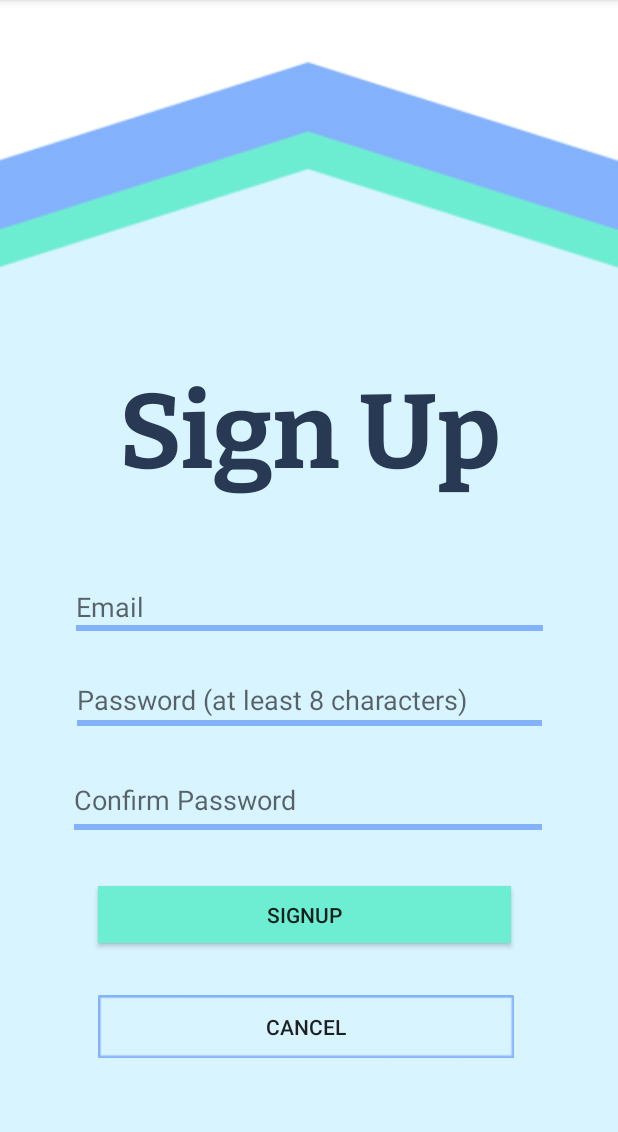
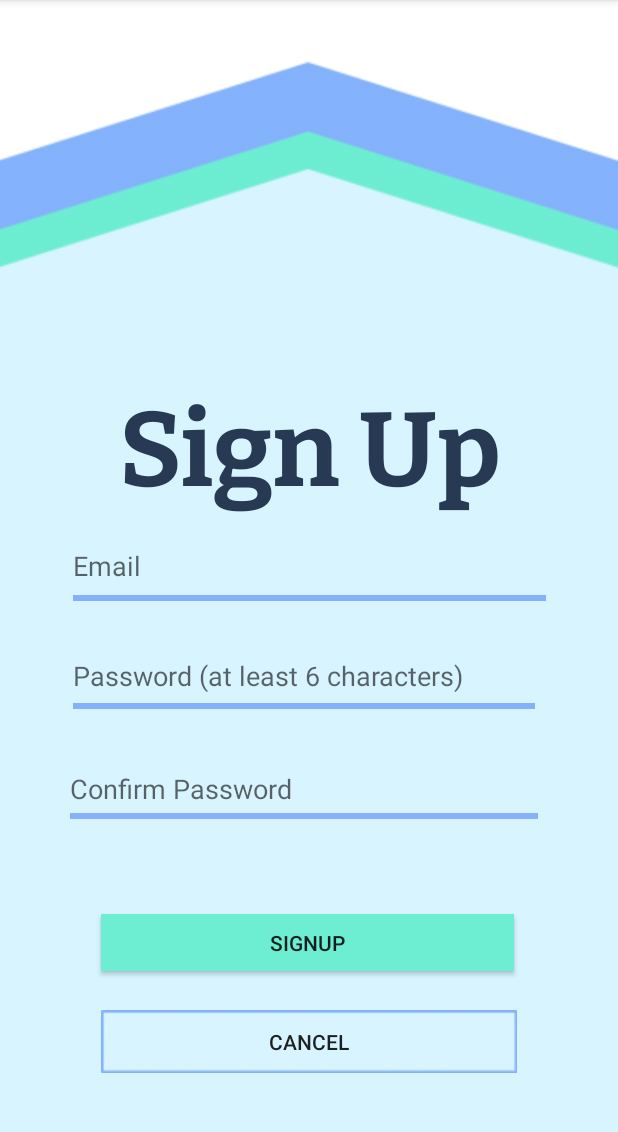
Before and after one commit to scarletdiv0922/Technovation2021, an Android app: the screen it shows after launch (SignUp), after a tap on "SIGNUP", on a phone screen of 412 x 824 dp, the part 84-1216 px from its top. Run offline under Robolectric (Android 15) with nearby library versions, the phone set to English and light mode, and no system bars; our stand-ins replace Firebase (no records; nobody signed in at launch, a user with empty details on screens opened directly); 1 other tap on this screen came first.

Commit message:
send email for forgot password. other checks

```diff
--- a/app/src/main/java/com/example/technovation2021/CustomCalendar.java
+++ b/app/src/main/java/com/example/technovation2021/CustomCalendar.java
@@ -151,6 +151,7 @@ public class CustomCalendar extends LinearLayout implements EventsFetchedListene
                 //currentDate.add(Calendar.MONTH, 1);
                 //updateCalendar(LocalDate.now());
                 curDate = curDate.plusMonths(1);
+                Log.d(LOG_TAG, "show me events for next mo:" + curDate.toString());
                 updateCalendar(curDate);
             }
         });
@@ -164,6 +165,7 @@ public class CustomCalendar extends LinearLayout implements EventsFetchedListene
                 //currentDate.add(Calendar.MONTH, -1);
                 //updateCalendar(LocalDate.now());
                 curDate = curDate.plusMonths(-1);
+                Log.d(LOG_TAG, "show me events for prev mo:" + curDate.toString());
                 updateCalendar(curDate);
             }
         });
--- a/app/src/main/java/com/example/technovation2021/MainActivity.java
+++ b/app/src/main/java/com/example/technovation2021/MainActivity.java
@@ -48,6 +48,8 @@ public class MainActivity extends AppCompatActivity {
     Button loginButton;
     Button signUpButton;
     ProgressBar pbar;
+    EditText passwordHint;
+    Button forgotPassword;
     //ArrayList<itemModel> arrayList;
     // References (firebase signin): https://www.youtube.com/watch?v=TwHmrZxiPA8
 
@@ -60,6 +62,12 @@ public class MainActivity extends AppCompatActivity {
 
     // TODO: make validating email and password a method by itself
     // TODO: Make custom Toast() message using BuildConfig.DEBUG
+
+
+    @Override
+    protected void onResume() {
+        super.onResume();
+    }
 
     @Override
     protected void onCreate(Bundle savedInstanceState) {
@@ -75,9 +83,10 @@ public class MainActivity extends AppCompatActivity {
         loginButton = findViewById(R.id.login_button);
         signUpButton = findViewById(R.id.sign_up_button);
         pbar = findViewById(R.id.progressBar);
+        forgotPassword = findViewById(R.id.idBtnForgotPassword);
 
         pbar.setVisibility(View.GONE);
-        if ( BuildConfig.DEBUG ) {
+        if (BuildConfig.DEBUG) {
             EditText tv = findViewById(R.id.userEmail);
             EditText pswd = findViewById(R.id.userPassword);
 
@@ -93,26 +102,26 @@ public class MainActivity extends AppCompatActivity {
                 EditText pswd = findViewById(R.id.userPassword);
 
                 // Do sanity checks to make sure data is good!
-                if (TextUtils.isEmpty(email.getText().toString()) ) {
+                if (TextUtils.isEmpty(email.getText().toString().trim())) {
                     //Toast.makeText(MainActivity.this, "Email cannot be empty.",
-                            //Toast.LENGTH_SHORT).show();
+                    //Toast.LENGTH_SHORT).show();
                     email.setError("Email cannot be empty.");
                     return;
                 }
-                if ( !Patterns.EMAIL_ADDRESS.matcher(email.getText().toString()).matches()) {
+                if (!Patterns.EMAIL_ADDRESS.matcher(email.getText().toString()).matches()) {
                     // TODO: Change these toast message to field.setError()
                     Toast.makeText(MainActivity.this, "Email address is not valid.",
                             Toast.LENGTH_SHORT).show();
                     return;
                 }
-                if ( TextUtils.isEmpty(pswd.getText().toString()) ) {
+                if (TextUtils.isEmpty(pswd.getText().toString())) {
                     Toast.makeText(MainActivity.this, "Password is empty.",
                             Toast.LENGTH_SHORT).show();
                     return;
                 }
 
                 // TODO: Make password length a constant variable
-                if ( pswd.length() < 5 ) {
+                if (pswd.length() < 5) {
                     Toast.makeText(MainActivity.this, "Password is too short.",
                             Toast.LENGTH_SHORT).show();
                     return;
@@ -124,13 +133,12 @@ public class MainActivity extends AppCompatActivity {
                 mAuth.signInWithEmailAndPassword(email.getText().toString(), pswd.getText().toString()).addOnCompleteListener(new OnCompleteListener<AuthResult>() {
                     @Override
                     public void onComplete(@NonNull Task<AuthResult> task) {
-                        if ( task.isSuccessful() ) {
+                        if (task.isSuccessful()) {
                             pbar.setVisibility(View.GONE);
                             Toast.makeText(MainActivity.this, "Login successful!", Toast.LENGTH_SHORT).show();
                             Intent intent = new Intent(MainActivity.this, CalendarActivity.class);
                             startActivity(intent);
-                        }
-                        else {
+                        } else {
                             //Toast.makeText(MainActivity.this, "User has not signed up.", Toast.LENGTH_SHORT).show();
                             String errorCode = ((FirebaseAuthException) task.getException()).getErrorCode();
                             switch (errorCode) {
@@ -157,10 +165,36 @@ public class MainActivity extends AppCompatActivity {
                 startActivity(intent);
             }
         });
+
+//        forgotPassword.setOnClickListener(new View.OnClickListener() {
+//            @Override
+//            public void onClick(View v) {
+//                Toast.makeText(MainActivity.this, "Hint:" + passwordHint, Toast.LENGTH_LONG).show();
+//
+//            }
+//        });
     }
-
+    //
     @RequiresApi(api = Build.VERSION_CODES.KITKAT)
     public void forgotPasswordClicked(View view) {
+        EditText email = findViewById(R.id.userEmail);
+
+        Log.d(LOG_TAG, "Forgot Password is clicked.");
+
+        FirebaseAuth.getInstance().sendPasswordResetEmail(email.getText().toString())
+                .addOnCompleteListener(new OnCompleteListener<Void>() {
+                    @Override
+                    public void onComplete(@NonNull Task<Void> task) {
+                        if (task.isSuccessful()) {
+                            Log.d(LOG_TAG, "Email sent.");
+                            Toast.makeText(MainActivity.this, "An email to reset your password has been sent.", Toast.LENGTH_LONG).show();
+
+                        }
+                    }
+                });
+    }
+}
+
 //        Intent intent = new Intent(MainActivity.this, UserInfo.class);
 //        startActivity(intent);
 
@@ -179,5 +213,3 @@ public class MainActivity extends AppCompatActivity {
         //Log.d(LOG_TAG, sluser+slpswd+subdomain);
         new HTTPReqTask(sluser, slpswd, subdomain).execute();
          */
-    }
-}
--- a/app/src/main/java/com/example/technovation2021/SignUp.java
+++ b/app/src/main/java/com/example/technovation2021/SignUp.java
@@ -8,6 +8,7 @@ import android.util.Patterns;
 import android.view.View;
 import android.widget.EditText;
 import android.widget.ProgressBar;
+import android.widget.TextView;
 import android.widget.Toast;
 
 import com.google.android.gms.tasks.OnCompleteListener;
@@ -43,6 +44,7 @@ public class SignUp extends AppCompatActivity {
         EditText email = findViewById(R.id.userEmailSignUpScreen);
         EditText pswd = findViewById(R.id.idPasswordSignUpScreen);
         EditText confirmPassword = findViewById(R.id.idConfirmPasswordSignUpScreen);
+
 
         if (TextUtils.isEmpty(email.getText().toString()) ) {
             //Toast.makeText(MainActivity.this, "Email cannot be empty.",
@@ -84,6 +86,8 @@ public class SignUp extends AppCompatActivity {
             return;
         }
 
+
+
         Log.d( LOG_TAG, "go ahead authenticate the user");
             //Toast.makeText(SignUp.this, "All good. Sign up the user!",
             //            Toast.LENGTH_SHORT).show();
@@ -96,6 +100,8 @@ public class SignUp extends AppCompatActivity {
                         pbar.setVisibility(View.GONE);
                         Intent intent = new Intent(SignUp.this, UserInfo.class);
                         startActivity(intent);
+                        //FirebaseRealtimeDatabase fdb = new FirebaseRealtimeDatabase();
+                        //fdb.savePasswordHint(passwordHint.getText().toString());
                     }
                     else {
                         Toast.makeText(SignUp.this, "User already exists. Please go back and log in.", Toast.LENGTH_SHORT).show();
--- a/app/src/main/java/com/example/technovation2021/UserInfo.java
+++ b/app/src/main/java/com/example/technovation2021/UserInfo.java
@@ -36,6 +36,12 @@ import java.util.SimpleTimeZone;
 public class UserInfo<mAuth, mDatabase> extends AppCompatActivity {
     private static final String LOG_TAG = AddActivity.class.getSimpleName();
 
+    @Override
+    public void onBackPressed() {
+        // super.onBackPressed();
+        Toast.makeText(UserInfo.this,"There is no back action.",Toast.LENGTH_LONG).show();
+        return;
+    }
 
     TextView startSchool;
     TextView endSchool;
--- a/app/src/main/res/layout/activity_main.xml
+++ b/app/src/main/res/layout/activity_main.xml
@@ -58,7 +58,7 @@
         android:backgroundTint="#83b1fb"
         android:backgroundTintMode="add"
         android:ems="10"
-        android:hint="Password (at least 8 characters)"
+        android:hint="Password (at least 6 characters)"
         android:inputType="textPassword"
         app:layout_constraintBottom_toBottomOf="parent"
         app:layout_constraintEnd_toEndOf="parent"
@@ -120,4 +120,5 @@
         app:layout_constraintTop_toTopOf="parent"
         app:layout_constraintVertical_bias="0.884" />
 
+
 </androidx.constraintlayout.widget.ConstraintLayout>
--- a/app/src/main/res/layout/activity_sign_up.xml
+++ b/app/src/main/res/layout/activity_sign_up.xml
@@ -17,10 +17,10 @@
         android:text="@string/signup"
         app:layout_constraintBottom_toBottomOf="parent"
         app:layout_constraintEnd_toEndOf="parent"
-        app:layout_constraintHorizontal_bias="0.477"
+        app:layout_constraintHorizontal_bias="0.492"
         app:layout_constraintStart_toStartOf="parent"
         app:layout_constraintTop_toTopOf="parent"
-        app:layout_constraintVertical_bias="0.809" />
+        app:layout_constraintVertical_bias="0.835" />
 
     <Button
         android:id="@+id/btnCancel"
@@ -32,10 +32,9 @@
         android:text="Cancel"
         app:layout_constraintBottom_toBottomOf="parent"
         app:layout_constraintEnd_toEndOf="parent"
-        app:layout_constraintHorizontal_bias="0.485"
         app:layout_constraintStart_toStartOf="parent"
         app:layout_constraintTop_toTopOf="parent"
-        app:layout_constraintVertical_bias="0.914" />
+        app:layout_constraintVertical_bias="0.927" />
 
     <TextView
         android:id="@+id/welcomeSignUpScreen"
@@ -57,13 +56,12 @@
         app:layout_constraintEnd_toEndOf="parent"
         app:layout_constraintStart_toStartOf="parent"
         app:layout_constraintTop_toTopOf="parent"
-        app:layout_constraintVertical_bias="0.736" />
+        app:layout_constraintVertical_bias="0.773" />
 
     <EditText
         android:id="@+id/userEmailSignUpScreen"
-        android:layout_width="319dp"
-        android:layout_height="44dp"
-        android:layout_marginTop="52dp"
+        android:layout_width="323dp"
+        android:layout_height="60dp"
         android:width="5dp"
         android:autofillHints=""
         android:backgroundTint="#83b1fb"
@@ -71,9 +69,45 @@
         android:ems="10"
         android:hint="@string/login_email"
         android:inputType="textEmailAddress"
+        app:layout_constraintBottom_toBottomOf="parent"
         app:layout_constraintEnd_toEndOf="parent"
         app:layout_constraintStart_toStartOf="parent"
-        app:layout_constraintTop_toBottomOf="@+id/welcomeSignUpScreen" />
+        app:layout_constraintTop_toTopOf="parent"
+        app:layout_constraintVertical_bias="0.491" />
+
+    <EditText
+        android:id="@+id/idConfirmPasswordSignUpScreen"
+        android:layout_width="320dp"
+        android:layout_height="53dp"
+        android:autofillHints=""
+        android:backgroundTint="#83b1fb"
+        android:backgroundTintMode="add"
+        android:ems="10"
+        android:hint="@string/confirm_password"
+        android:inputType="textPassword"
+        app:layout_constraintBottom_toBottomOf="parent"
+        app:layout_constraintEnd_toEndOf="parent"
+        app:layout_constraintHorizontal_bias="0.461"
+        app:layout_constraintStart_toStartOf="parent"
+        app:layout_constraintTop_toTopOf="parent"
+        app:layout_constraintVertical_bias="0.699" />
+
+    <EditText
+        android:id="@+id/idPasswordSignUpScreen"
+        android:layout_width="316dp"
+        android:layout_height="57dp"
+        android:backgroundTint="#83b1fb"
+        android:backgroundTintMode="add"
+        android:ems="10"
+        android:hint="Password (at least 6 characters)"
+        android:importantForAutofill="no"
+        android:inputType="textPassword"
+        app:layout_constraintBottom_toBottomOf="parent"
+        app:layout_constraintEnd_toEndOf="parent"
+        app:layout_constraintHorizontal_bias="0.463"
+        app:layout_constraintStart_toStartOf="parent"
+        app:layout_constraintTop_toTopOf="parent"
+        app:layout_constraintVertical_bias="0.594" />
 
     <ProgressBar
         android:id="@+id/idProgressBarSignUp"
@@ -85,36 +119,4 @@
         app:layout_constraintStart_toStartOf="parent"
         app:layout_constraintTop_toTopOf="parent" />
 
-    <EditText
-        android:id="@+id/idPasswordSignUpScreen"
-        android:layout_width="318dp"
-        android:layout_height="47dp"
-        android:layout_marginTop="112dp"
-        android:backgroundTint="#83b1fb"
-        android:backgroundTintMode="add"
-        android:ems="10"
-        android:hint="Password (at least 8 characters)"
-        android:importantForAutofill="no"
-        android:inputType="textPassword"
-        app:layout_constraintEnd_toEndOf="parent"
-        app:layout_constraintHorizontal_bias="0.505"
-        app:layout_constraintStart_toStartOf="parent"
-        app:layout_constraintTop_toBottomOf="@+id/welcomeSignUpScreen" />
-
-    <EditText
-        android:id="@+id/idConfirmPasswordSignUpScreen"
-        android:layout_width="320dp"
-        android:layout_height="53dp"
-        android:layout_marginTop="16dp"
-        android:autofillHints=""
-        android:backgroundTint="#83b1fb"
-        android:backgroundTintMode="add"
-        android:ems="10"
-        android:hint="@string/confirm_password"
-        android:inputType="textPassword"
-        app:layout_constraintEnd_toEndOf="parent"
-        app:layout_constraintHorizontal_bias="0.494"
-        app:layout_constraintStart_toStartOf="parent"
-        app:layout_constraintTop_toBottomOf="@+id/idPasswordSignUpScreen" />
-
 </androidx.constraintlayout.widget.ConstraintLayout>
```
Also changed, not shown: app/src/main/java/com/example/technovation2021/CalendarActivity.java (+9 -0 lines), app/src/main/java/com/example/technovation2021/FirebaseRealtimeDatabase.java (+25 -0 lines). Lines whose indentation alone changed are shown as unchanged.
